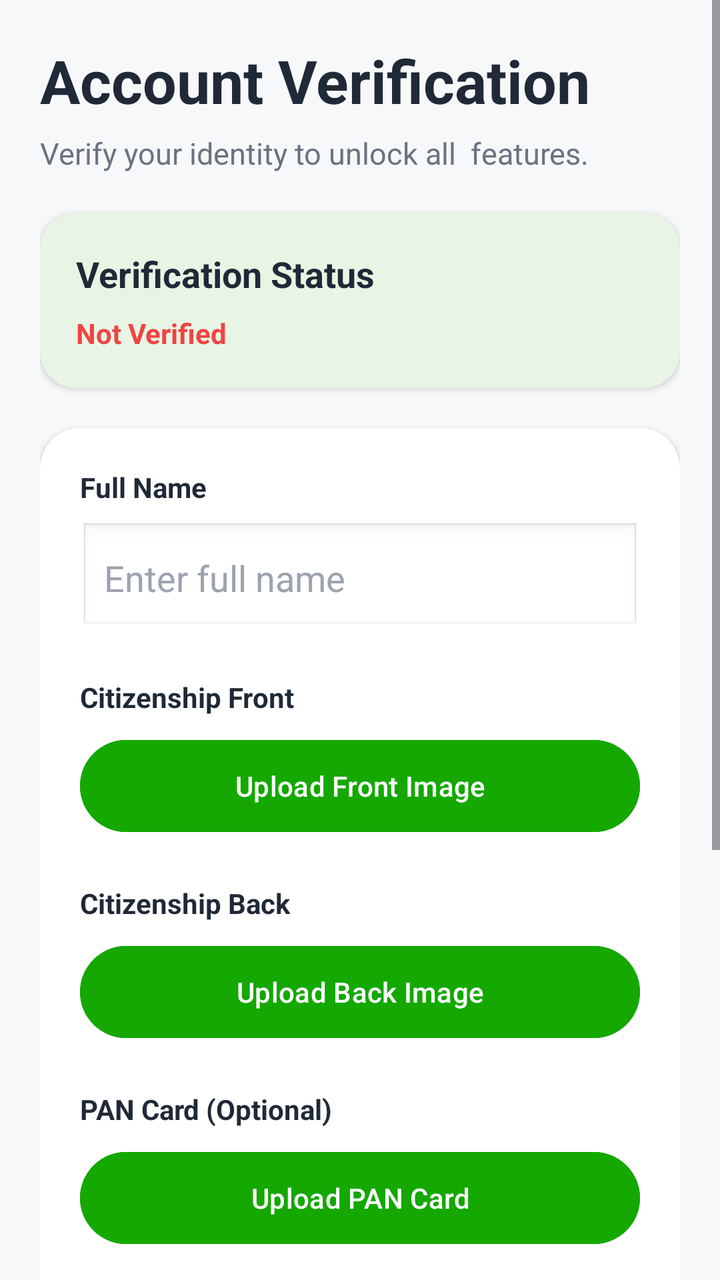
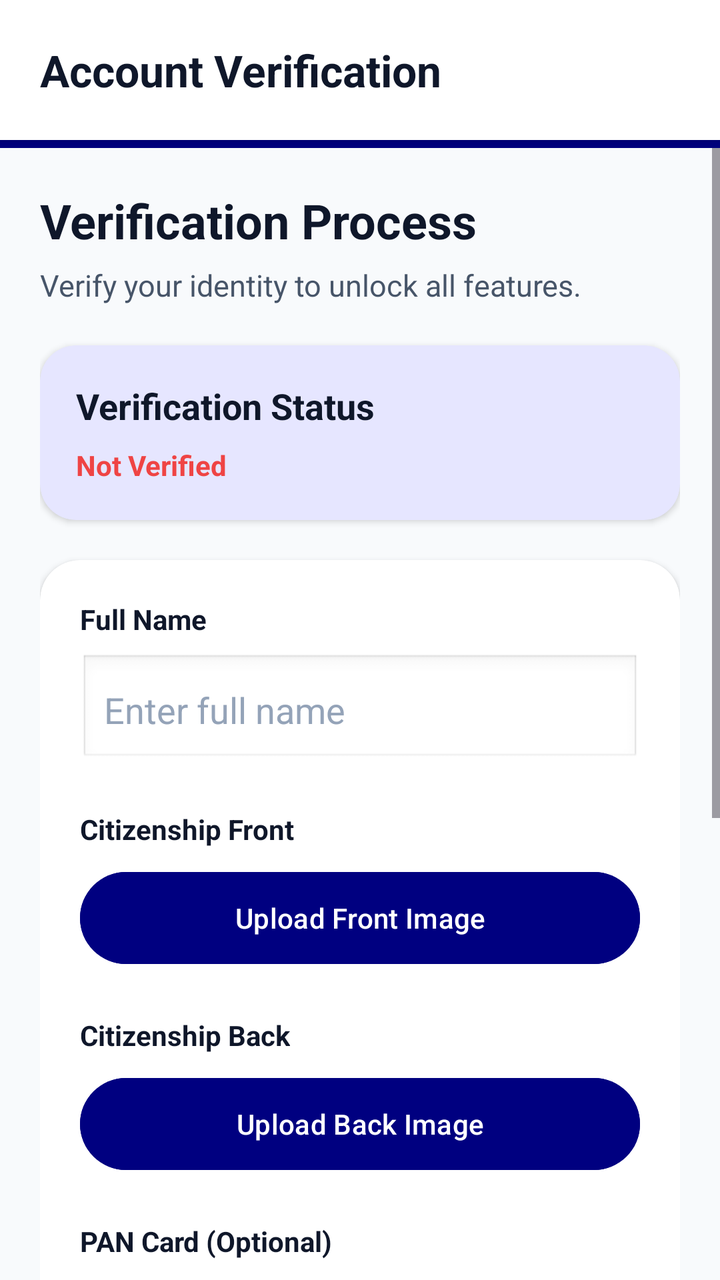

Compare the two renders of this Android layout. The source of the first and the diff that turns it into the second are given below.
<!-- AndroidManifest.xml: application theme Theme.MiniJobHunt -->
<!-- res/layout/fragment_verification.xml -->
<?xml version="1.0" encoding="utf-8"?>
<ScrollView xmlns:android="http://schemas.android.com/apk/res/android"
    xmlns:app="http://schemas.android.com/apk/res-auto"
    android:layout_width="match_parent"
    android:layout_height="match_parent"
    android:background="@color/background"
    android:fillViewport="true">

    <LinearLayout
        android:layout_width="match_parent"
        android:layout_height="wrap_content"
        android:orientation="vertical"
        android:padding="20dp">

        

        <TextView
            android:layout_width="wrap_content"
            android:layout_height="wrap_content"
            android:text="Account Verification"
            android:textStyle="bold"
            android:textSize="30sp"
            android:textColor="@color/text_primary"/>

        <TextView
            android:layout_width="wrap_content"
            android:layout_height="wrap_content"
            android:layout_marginTop="6dp"
            android:text="Verify your identity to unlock all  features."
            android:textSize="15sp"
            android:textColor="@color/text_secondary"/>

        

        <androidx.cardview.widget.CardView
            android:layout_width="match_parent"
            android:layout_height="wrap_content"
            android:layout_marginTop="20dp"
            app:cardCornerRadius="18dp"
            app:cardBackgroundColor="@color/primary_light">

            <LinearLayout
                android:layout_width="match_parent"
                android:layout_height="wrap_content"
                android:orientation="vertical"
                android:padding="18dp">

                <TextView
                    android:layout_width="wrap_content"
                    android:layout_height="wrap_content"
                    android:text="Verification Status"
                    android:textStyle="bold"
                    android:textSize="18sp"
                    android:textColor="@color/text_primary"/>

                <TextView
                    android:id="@+id/txtStatus"
                    android:layout_width="wrap_content"
                    android:layout_height="wrap_content"
                    android:layout_marginTop="8dp"
                    android:text="Not Verified"
                    android:textStyle="bold"
                    android:textColor="@color/accent"/>

            </LinearLayout>

        </androidx.cardview.widget.CardView>

        

        <androidx.cardview.widget.CardView
            android:layout_width="match_parent"
            android:layout_height="wrap_content"
            android:layout_marginTop="20dp"
            app:cardCornerRadius="20dp"
            app:cardBackgroundColor="@color/surface">

            <LinearLayout
                android:layout_width="match_parent"
                android:layout_height="wrap_content"
                android:orientation="vertical"
                android:padding="20dp">

                

                <TextView
                    android:layout_width="wrap_content"
                    android:layout_height="wrap_content"
                    android:text="Full Name"
                    android:textStyle="bold"
                    android:textColor="@color/text_primary"/>

                <EditText
                    android:id="@+id/etFullName"
                    android:layout_width="match_parent"
                    android:layout_height="56dp"
                    android:layout_marginTop="8dp"
                    android:background="@android:drawable/edit_text"
                    android:hint="Enter full name"
                    android:padding="12dp"
                    android:textColor="@color/text_primary"
                    android:textColorHint="@color/text_hint"/>

                

                <TextView
                    android:layout_width="wrap_content"
                    android:layout_height="wrap_content"
                    android:layout_marginTop="22dp"
                    android:text="Citizenship Front"
                    android:textStyle="bold"
                    android:textColor="@color/text_primary"/>

                <Button
                    android:id="@+id/btnCitizenshipFront"
                    android:layout_width="match_parent"
                    android:layout_height="54dp"
                    android:layout_marginTop="8dp"
                    android:text="Upload Front Image"
                    android:textAllCaps="false"
                    android:backgroundTint="@color/primary"
                    android:textColor="@color/white"/>

                <ImageView
                    android:id="@+id/imgFront"
                    android:layout_width="match_parent"
                    android:layout_height="180dp"
                    android:layout_marginTop="10dp"
                    android:scaleType="centerCrop"
                    android:visibility="gone"/>

                

                <TextView
                    android:layout_width="wrap_content"
                    android:layout_height="wrap_content"
                    android:layout_marginTop="22dp"
                    android:text="Citizenship Back"
                    android:textStyle="bold"
                    android:textColor="@color/text_primary"/>

                <Button
                    android:id="@+id/btnCitizenshipBack"
                    android:layout_width="match_parent"
                    android:layout_height="54dp"
                    android:layout_marginTop="8dp"
                    android:text="Upload Back Image"
                    android:textAllCaps="false"
                    android:backgroundTint="@color/primary"
                    android:textColor="@color/white"/>

                <ImageView
                    android:id="@+id/imgBack"
                    android:layout_width="match_parent"
                    android:layout_height="180dp"
                    android:layout_marginTop="10dp"
                    android:scaleType="centerCrop"
                    android:visibility="gone"/>

                

                <TextView
                    android:layout_width="wrap_content"
                    android:layout_height="wrap_content"
                    android:layout_marginTop="22dp"
                    android:text="PAN Card (Optional)"
                    android:textStyle="bold"
                    android:textColor="@color/text_primary"/>

                <Button
                    android:id="@+id/btnPan"
                    android:layout_width="match_parent"
                    android:layout_height="54dp"
                    android:layout_marginTop="8dp"
                    android:text="Upload PAN Card"
                    android:textAllCaps="false"
                    android:backgroundTint="@color/primary"
                    android:textColor="@color/white"/>

                <ImageView
                    android:id="@+id/imgPan"
                    android:layout_width="match_parent"
                    android:layout_height="180dp"
                    android:layout_marginTop="10dp"
                    android:scaleType="centerCrop"
                    android:visibility="gone"/>

                

                <TextView
                    android:layout_width="wrap_content"
                    android:layout_height="wrap_content"
                    android:layout_marginTop="24dp"
                    android:text="Remarks"
                    android:textStyle="bold"
                    android:textColor="@color/text_primary"/>

                <TextView
                    android:id="@+id/txtRemarks"
                    android:layout_width="match_parent"
                    android:layout_height="wrap_content"
                    android:layout_marginTop="6dp"
                    android:text="No remarks available."
                    android:textColor="@color/text_secondary"/>

                

                <TextView
                    android:layout_width="wrap_content"
                    android:layout_height="wrap_content"
                    android:layout_marginTop="20dp"
                    android:text="Verified At"
                    android:textStyle="bold"
                    android:textColor="@color/text_primary"/>

                <TextView
                    android:id="@+id/txtVerifiedAt"
                    android:layout_width="match_parent"
                    android:layout_height="wrap_content"
                    android:layout_marginTop="6dp"
                    android:text="-"
                    android:textColor="@color/text_secondary"/>

                

                <Button
                    android:id="@+id/btnSubmitVerification"
                    android:layout_width="match_parent"
                    android:layout_height="56dp"
                    android:layout_marginTop="30dp"
                    android:text="Submit Verification"
                    android:textAllCaps="false"
                    android:textStyle="bold"
                    android:textColor="@color/white"
                    android:backgroundTint="@color/primary"/>

            </LinearLayout>

        </androidx.cardview.widget.CardView>

        <Space
            android:layout_width="match_parent"
            android:layout_height="80dp"/>

    </LinearLayout>

</ScrollView>
<!-- resources referenced by this layout -->
<resources>
  <color name="accent">#FFEF4444</color>
  <color name="background">#FFF7F8FA</color>
  <color name="primary">#FF14A800</color>
  <color name="primary_light">#FFE8F5E4</color>
  <color name="surface">#FFFFFFFF</color>
  <color name="text_hint">#FF9CA3AF</color>
  <color name="text_primary">#FF1F2937</color>
  <color name="text_secondary">#FF6B7280</color>
  <color name="white">#FFFFFFFF</color>
  <style name="Theme.MiniJobHunt" parent="Base.Theme.MiniJobHunt" />
  <style name="Base.Theme.MiniJobHunt" parent="Theme.Material3.DayNight.NoActionBar">
          
          
      </style>
</resources>

<!-- the commit's change to res/layout/fragment_verification.xml (unified diff, before → after) -->
@@ -1,34 +1,68 @@
 <?xml version="1.0" encoding="utf-8"?>
-<ScrollView xmlns:android="http://schemas.android.com/apk/res/android"
+<LinearLayout xmlns:android="http://schemas.android.com/apk/res/android"
     xmlns:app="http://schemas.android.com/apk/res-auto"
     android:layout_width="match_parent"
     android:layout_height="match_parent"
-    android:background="@color/background"
-    android:fillViewport="true">
-
+    android:orientation="vertical"
+    android:background="@color/background">
+
+    
     <LinearLayout
         android:layout_width="match_parent"
         android:layout_height="wrap_content"
-        android:orientation="vertical"
-        android:padding="20dp">
-
-        
-
-        <TextView
-            android:layout_width="wrap_content"
+        android:orientation="vertical">
+
+        <RelativeLayout
+            android:layout_width="match_parent"
+            android:layout_height="70dp"
+            android:background="@color/surface"
+            android:elevation="4dp"
+            android:paddingHorizontal="20dp">
+
+            <TextView
+                android:layout_width="wrap_content"
+                android:layout_height="wrap_content"
+                android:layout_centerVertical="true"
+                android:text="Account Verification"
+                android:textColor="@color/text_primary"
+                android:textSize="22sp"
+                android:textStyle="bold" />
+
+        </RelativeLayout>
+
+        <View
+            android:layout_width="match_parent"
+            android:layout_height="4dp"
+            android:background="@color/primary" />
+    </LinearLayout>
+
+    <ScrollView
+        android:layout_width="match_parent"
+        android:layout_height="match_parent"
+        android:fillViewport="true">
+
+        <LinearLayout
+            android:layout_width="match_parent"
             android:layout_height="wrap_content"
-            android:text="Account Verification"
-            android:textStyle="bold"
-            android:textSize="30sp"
-            android:textColor="@color/text_primary"/>
-
-        <TextView
-            android:layout_width="wrap_content"
-            android:layout_height="wrap_content"
-            android:layout_marginTop="6dp"
-            android:text="Verify your identity to unlock all  features."
-            android:textSize="15sp"
-            android:textColor="@color/text_secondary"/>
+            android:orientation="vertical"
+            android:padding="20dp">
+
+            
+            <TextView
+                android:layout_width="wrap_content"
+                android:layout_height="wrap_content"
+                android:text="Verification Process"
+                android:textStyle="bold"
+                android:textSize="24sp"
+                android:textColor="@color/text_primary"/>
+
+            <TextView
+                android:layout_width="wrap_content"
+                android:layout_height="wrap_content"
+                android:layout_marginTop="6dp"
+                android:text="Verify your identity to unlock all features."
+                android:textSize="15sp"
+                android:textColor="@color/text_secondary"/>
 
         
 
@@ -245,3 +279,4 @@
     </LinearLayout>
 
 </ScrollView>
+</LinearLayout>
<!-- resource entries referenced after the edit -->
@@ -1,18 +1,49 @@
 <!-- resources referenced by this layout -->
 <resources>
-  <color name="accent">#FFEF4444</color>
-  <color name="background">#FFF7F8FA</color>
-  <color name="primary">#FF14A800</color>
-  <color name="primary_light">#FFE8F5E4</color>
-  <color name="surface">#FFFFFFFF</color>
-  <color name="text_hint">#FF9CA3AF</color>
-  <color name="text_primary">#FF1F2937</color>
-  <color name="text_secondary">#FF6B7280</color>
-  <color name="white">#FFFFFFFF</color>
+  <color name="accent">#EF4444</color>
+  <color name="background">#F8FAFC</color>
+  <color name="primary">#000080</color>
+  <color name="primary_light">#E6E6FF</color>
+  <color name="surface">#FFFFFF</color>
+  <color name="text_hint">#94A3B8</color>
+  <color name="text_primary">#0F172A</color>
+  <color name="text_secondary">#475569</color>
+  <color name="white">#FFFFFF</color>
   <style name="Theme.MiniJobHunt" parent="Base.Theme.MiniJobHunt" />
   <style name="Base.Theme.MiniJobHunt" parent="Theme.Material3.DayNight.NoActionBar">
+          <item name="colorPrimary">@color/primary</item>
+          <item name="colorOnPrimary">@color/white</item>
+          <item name="colorPrimaryContainer">@color/primary_light</item>
+          <item name="colorOnPrimaryContainer">@color/primary_dark</item>
+  
+          <item name="colorSecondary">@color/info</item>
+          <item name="colorOnSecondary">@color/white</item>
+  
+          <item name="android:windowBackground">@color/background</item>
+          <item name="android:statusBarColor">@color/background</item>
+          <item name="android:windowLightStatusBar">true</item>
+  
           
-          
+          <item name="textAppearanceHeadlineLarge">@style/AppText.HeadlineLarge</item>
+          <item name="textAppearanceTitleMedium">@style/AppText.TitleMedium</item>
+          <item name="textAppearanceBodyLarge">@style/AppText.BodyLarge</item>
+      </style>
+  <color name="primary_dark">#000066</color>
+  <color name="info">#000080</color>
+  <style name="AppText.HeadlineLarge">
+          <item name="android:textSize">30sp</item>
+          <item name="android:textStyle">bold</item>
+          <item name="android:textColor">@color/text_primary</item>
+          <item name="android:letterSpacing">-0.02</item>
+      </style>
+  <style name="AppText.TitleMedium">
+          <item name="android:textSize">18sp</item>
+          <item name="android:textStyle">bold</item>
+          <item name="android:textColor">@color/text_primary</item>
+      </style>
+  <style name="AppText.BodyLarge">
+          <item name="android:textSize">16sp</item>
+          <item name="android:textColor">@color/text_secondary</item>
       </style>
 </resources>
 
